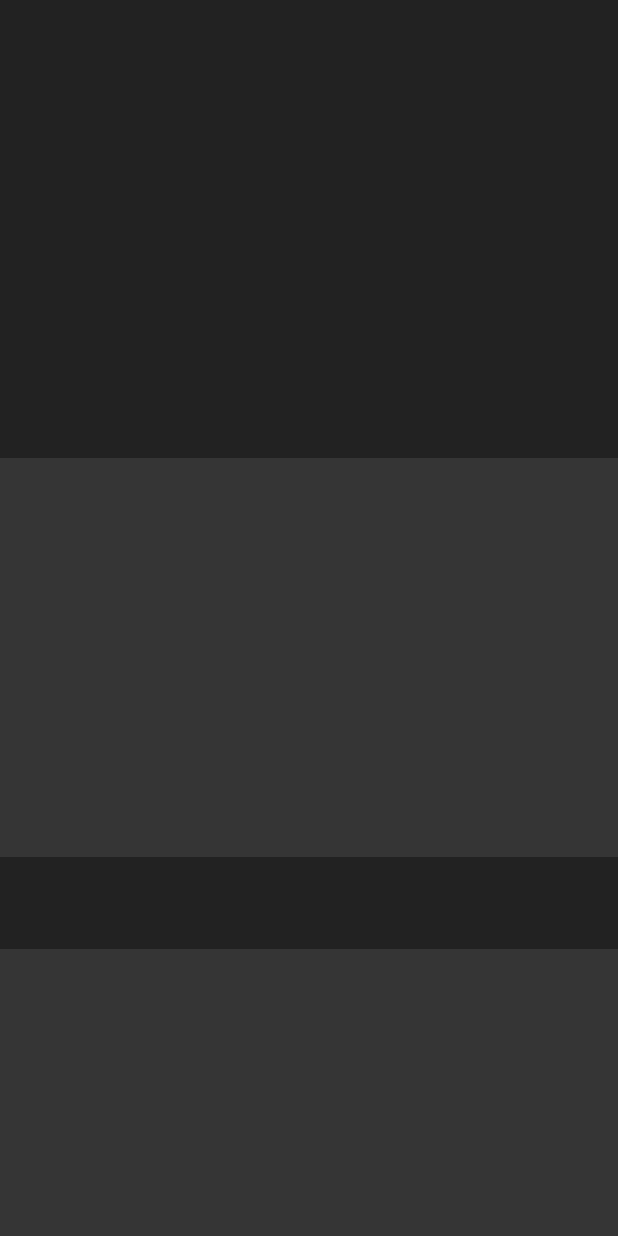
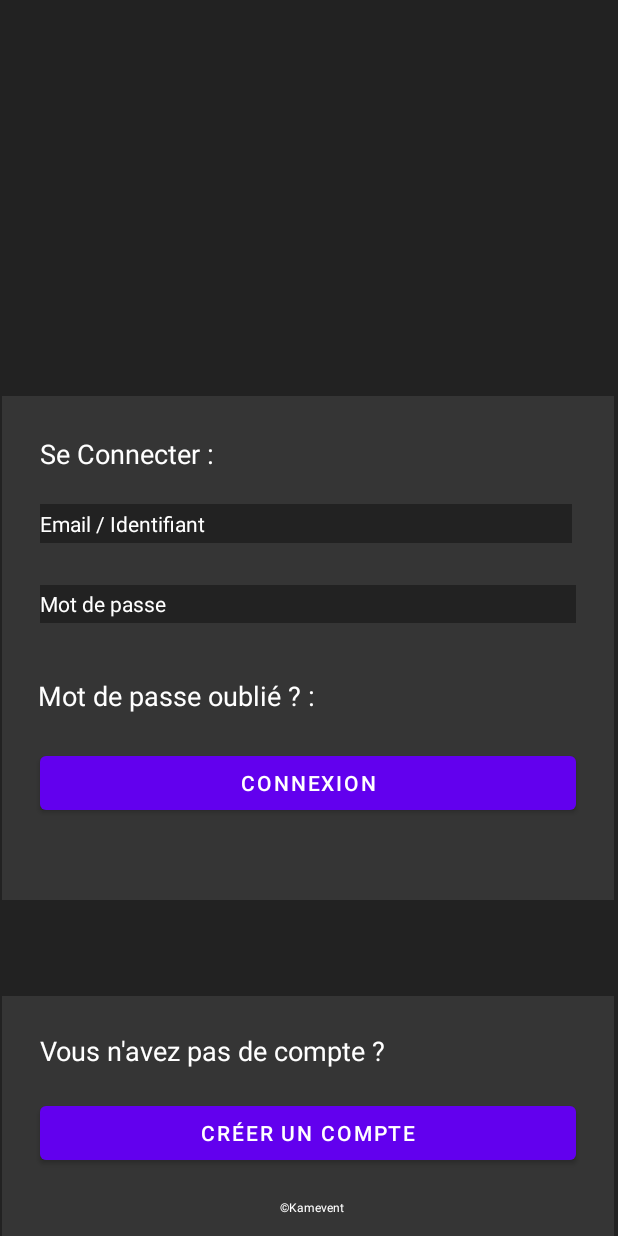
Before and after one commit to LemonxGod/projetAndroid, an Android app: the screen it shows after launch (MainActivity), on a phone screen of 412 x 824 dp. Run offline under Robolectric (Android 15) with nearby library versions, the phone set to English and light mode, and no system bars.

Commit message:
Finalisation Theme Connexion

```diff
--- /dev/null
+++ b/app/src/main/res/drawable/round_corner.xml
@@ -0,0 +1,4 @@
+<?xml version="1.0" encoding="utf-8"?>
+<shape xmlns:android="http://schemas.android.com/apk/res/android" android:shape="rectangle">
+    <corners android:radius="14dp" />
+</shape>
--- a/app/src/main/res/layout/activity_main.xml
+++ b/app/src/main/res/layout/activity_main.xml
@@ -9,29 +9,145 @@
 
     <RelativeLayout
         android:id="@+id/relativeLayout1"
-        android:layout_width="413dp"
-        android:layout_height="191dp"
+        android:layout_width="408dp"
+        android:layout_height="160dp"
         android:background="#353535"
         app:layout_constraintBottom_toBottomOf="parent"
         app:layout_constraintEnd_toEndOf="parent"
-        app:layout_constraintHorizontal_bias="0.0"
+        app:layout_constraintHorizontal_bias="0.333"
         app:layout_constraintStart_toStartOf="parent"
         app:layout_constraintTop_toTopOf="parent"
         app:layout_constraintVertical_bias="1.0">
+
+        <TextView
+            android:id="@+id/textView4"
+            android:layout_width="258dp"
+            android:layout_height="36dp"
+            android:layout_alignParentStart="true"
+            android:layout_alignParentTop="true"
+            android:layout_alignParentEnd="true"
+            android:layout_marginStart="25dp"
+            android:layout_marginTop="24dp"
+            android:layout_marginEnd="128dp"
+            android:text="Vous n'avez pas de compte ?"
+            android:textColor="#FFFFFF"
+            android:textSize="18sp" />
+
+        <TextView
+            android:id="@+id/textView5"
+            android:layout_width="wrap_content"
+            android:layout_height="wrap_content"
+            android:layout_alignParentStart="true"
+            android:layout_alignParentTop="true"
+            android:layout_alignParentEnd="true"
+            android:layout_marginStart="185dp"
+            android:layout_marginTop="135dp"
+            android:layout_marginEnd="154dp"
+            android:text="©Kamevent"
+            android:textColor="#FFFFFF"
+            android:textSize="8sp" />
+
+        <Button
+            android:id="@+id/button2"
+            android:layout_width="360dp"
+            android:layout_height="wrap_content"
+            android:layout_alignParentStart="true"
+            android:layout_alignParentTop="true"
+            android:layout_alignParentEnd="true"
+            android:layout_marginStart="25dp"
+            android:layout_marginTop="67dp"
+            android:layout_marginEnd="25dp"
+            android:text="Créer un compte" />
 
     </RelativeLayout>
 
     <RelativeLayout
         android:id="@+id/relativeLayout2"
-        android:layout_width="414dp"
-        android:layout_height="266dp"
+        android:layout_width="408dp"
+        android:layout_height="336dp"
         android:background="#353535"
         app:layout_constraintBottom_toBottomOf="parent"
         app:layout_constraintEnd_toEndOf="parent"
-        app:layout_constraintHorizontal_bias="0.0"
+        app:layout_constraintHorizontal_bias="0.333"
         app:layout_constraintStart_toStartOf="parent"
         app:layout_constraintTop_toTopOf="parent"
-        app:layout_constraintVertical_bias="0.547">
+        app:layout_constraintVertical_bias="0.541">
+
+        <TextView
+            android:id="@+id/textView3"
+            android:layout_width="205dp"
+            android:layout_height="34dp"
+            android:layout_alignParentStart="true"
+            android:layout_alignParentTop="true"
+            android:layout_alignParentEnd="true"
+            android:layout_marginStart="24dp"
+            android:layout_marginTop="187dp"
+            android:layout_marginEnd="185dp"
+            android:text="Mot de passe oublié ? :"
+            android:textColor="#FFFFFF"
+            android:textSize="18sp" />
+
+        <TextView
+            android:id="@+id/textView"
+            android:layout_width="166dp"
+            android:layout_height="32dp"
+            android:layout_alignParentStart="true"
+            android:layout_alignParentTop="true"
+            android:layout_alignParentEnd="true"
+            android:layout_marginStart="25dp"
+            android:layout_marginTop="26dp"
+            android:layout_marginEnd="223dp"
+            android:text="Se Connecter :"
+            android:textColor="#FFFFFF"
+            android:textSize="18sp" />
+
+        <EditText
+            android:id="@+id/editTextTextPersonName"
+            android:layout_width="wrap_content"
+            android:layout_height="26dp"
+            android:layout_alignParentStart="true"
+            android:layout_alignParentTop="true"
+            android:layout_alignParentEnd="true"
+            android:layout_marginStart="25dp"
+            android:layout_marginTop="72dp"
+            android:layout_marginEnd="28dp"
+            android:background="#222222"
+            android:ems="10"
+            android:hint="Email / Identifiant"
+            android:inputType="textPersonName"
+            android:textColor="#FFFFFF"
+            android:textColorHint="#FFFFFF"
+            android:textSize="14sp" />
+
+        <EditText
+            android:id="@+id/editTextTextPassword2"
+            android:layout_width="wrap_content"
+            android:layout_height="25dp"
+            android:layout_alignParentStart="true"
+            android:layout_alignParentTop="true"
+            android:layout_alignParentEnd="true"
+            android:layout_marginStart="25dp"
+            android:layout_marginTop="126dp"
+            android:layout_marginEnd="25dp"
+            android:background="#222222"
+            android:ems="10"
+            android:hint="Mot de passe"
+            android:inputType="textPassword"
+            android:textColor="#ffffff"
+            android:textColorHint="#ffffff"
+            android:textSize="14sp" />
+
+        <Button
+            android:id="@+id/button"
+            android:layout_width="153dp"
+            android:layout_height="wrap_content"
+            android:layout_alignParentStart="true"
+            android:layout_alignParentTop="true"
+            android:layout_alignParentEnd="true"
+            android:layout_marginStart="25dp"
+            android:layout_marginTop="234dp"
+            android:layout_marginEnd="25dp"
+            android:text="Connexion" />
 
     </RelativeLayout>
 </androidx.constraintlayout.widget.ConstraintLayout>
```
